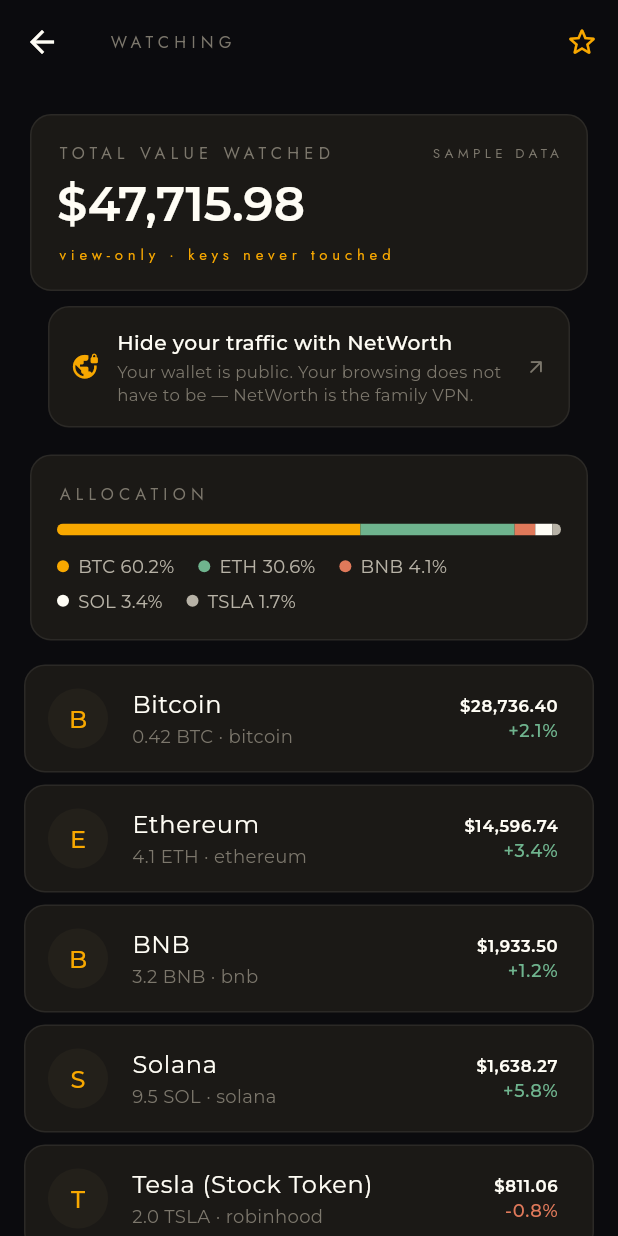
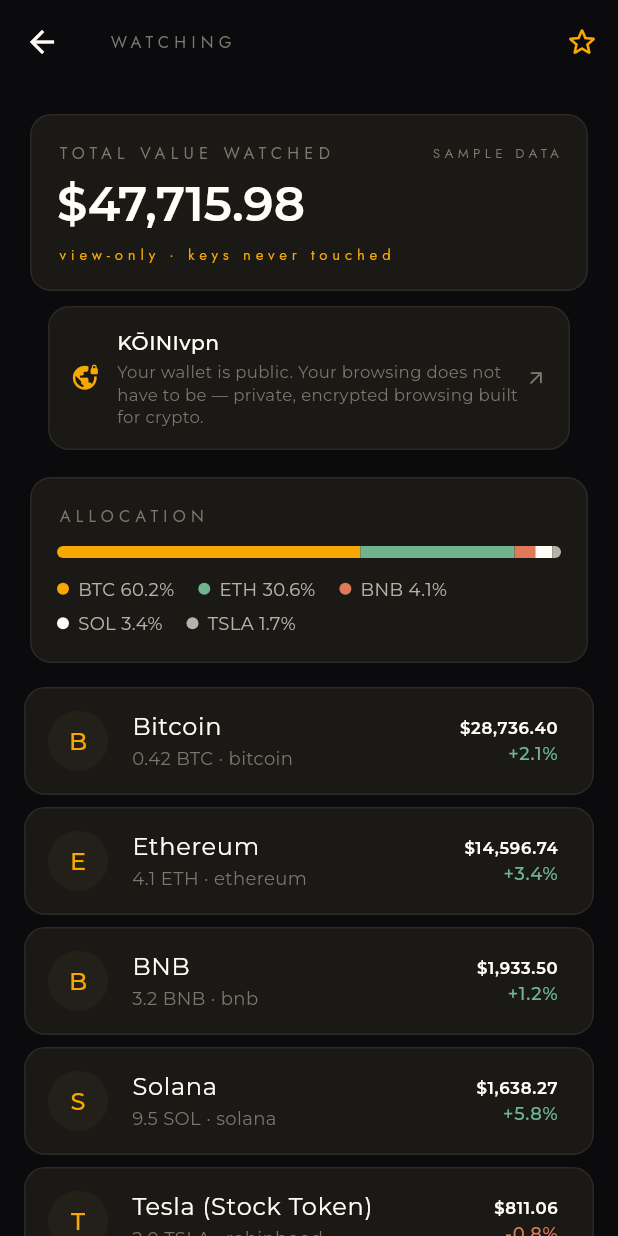
Before and after one commit to K0INI/keyview-client, a Flutter app: the PortfolioScreen screen opened directly with empty values, on a phone screen of 412 x 824 dp. Run offline on Flutter 3.47's test engine with Material 3 defaults, Android fonts, the phone set to English and light mode, and no system bars; our stand-ins replace firebase_core, firebase_messaging, google_fonts, shared_preferences; accounts and stored records are empty; network calls fail.

Commit message:
Add files via upload

```diff
--- a/lib/auth.dart
+++ b/lib/auth.dart
@@ -97,9 +97,16 @@
     }
   }
 
+  /// The fixed store-review account (see backend /v1/review-login). Its only
+  /// power is an empty watch-only account, so review teams always have
+  /// reusable, non-expiring credentials.
+  static const _reviewEmail = 'review@koini.io';
+
   /// Sends the 6-digit code. Returns null on success, or an error message.
   static Future<String?> sendCode(String email) async {
     if (!SupabaseConfig.enabled) return 'Accounts arrive in Beta.';
+    // The reviewer's code is fixed, so there is nothing to email.
+    if (email.trim().toLowerCase() == _reviewEmail) return null;
     try {
       final r = await http
           .post(Uri.parse('${SupabaseConfig.url}/auth/v1/otp'),
@@ -116,6 +123,23 @@
   /// Verifies the code and stores the session. Null on success.
   static Future<String?> verifyCode(String email, String code) async {
     if (!SupabaseConfig.enabled) return 'Accounts arrive in Beta.';
+    if (email.trim().toLowerCase() == _reviewEmail) {
+      try {
+        final r = await http
+            .post(Uri.parse('${KeyviewApi.base}/v1/review-login'),
+                headers: {'content-type': 'application/json'},
+                body: jsonEncode({'email': email.trim(), 'code': code.trim()}))
+            .timeout(const Duration(seconds: 15));
+        if (r.statusCode == 200) {
+          _store(jsonDecode(r.body) as Map<String, dynamic>,
+              fallbackEmail: email);
+          return null;
+        }
+        return 'That code is not valid.';
+      } catch (_) {
+        return 'Network error — try again.';
+      }
+    }
     try {
       final r = await http
           .post(Uri.parse('${SupabaseConfig.url}/auth/v1/verify'),
--- a/lib/funnel.dart
+++ b/lib/funnel.dart
@@ -1,6 +1,8 @@
+import 'dart:async';
 import 'dart:convert';
 import 'package:flutter/material.dart';
 import 'package:http/http.dart' as http;
+import 'package:url_launcher/url_launcher.dart';
 import 'api.dart';
 import 'brand.dart';
 
@@ -9,6 +11,11 @@
 /// KŌINIkeyview earns nothing directly (§20.1). Its whole job is to send
 /// engaged people to the rest of the Koini family, so these handoffs and the
 /// counters behind them are the actual measure of success (§1.3).
+///
+/// Since 0.1.6 the roster is LIVE: the backend reads apps.koini.io and turns
+/// every product card there into a promo (GET /v1/promos), so editing that
+/// page edits the ads — no app release. A small built-in fallback keeps the
+/// slot working offline or if the catalog is ever unreachable.
 ///
 /// Analytics are AGGREGATE COUNTERS ONLY — an event name and nothing else.
 /// No user id, no address, no device id, no advertising identifier. That is
@@ -31,14 +38,90 @@
     icon: Icons.candlestick_chart_rounded,
   );
 
-  static const networth = FunnelDestination(
-    id: 'networth',
-    label: 'Hide your traffic with NetWorth',
-    blurb:
-        'Your wallet is public. Your browsing does not have to be — NetWorth is the family VPN.',
-    url: 'https://networthvpn.com',
-    icon: Icons.vpn_lock_rounded,
-  );
+  /// Shown until /v1/promos answers, and whenever it cannot.
+  static const fallbackPromos = [
+    FunnelDestination(
+      id: 'koinivpn',
+      label: 'KŌINIvpn',
+      blurb:
+          'Your wallet is public. Your browsing does not have to be — private, encrypted browsing built for crypto.',
+      url: 'https://vpn.koini.io',
+      icon: Icons.vpn_lock_rounded,
+    ),
+    FunnelDestination(
+      id: 'koinikeystickos',
+      label: 'KŌINIkeystickOS',
+      blurb: 'Boot a computer from the stick and keep your keys off every screen.',
+      url: 'https://keystick.koini.io',
+      icon: Icons.usb_rounded,
+    ),
+    FunnelDestination(
+      id: 'koinisend',
+      label: 'KŌINIsend',
+      blurb: 'The safest way to send crypto — a transfer-only self-custody wallet.',
+      url: 'https://send.koini.io',
+      icon: Icons.send_rounded,
+    ),
+    koini,
+  ];
+
+  /// Backend icon names → Material icons. Anything unknown gets the generic
+  /// outward arrow, so new catalog entries can never break the slot.
+  static const _icons = <String, IconData>{
+    'vpn_lock': Icons.vpn_lock_rounded,
+    'usb': Icons.usb_rounded,
+    'swap_horiz': Icons.swap_horiz_rounded,
+    'receipt_long': Icons.receipt_long_rounded,
+    'menu_book': Icons.menu_book_rounded,
+    'edit_note': Icons.edit_note_rounded,
+    'alt_route': Icons.alt_route_rounded,
+    'send': Icons.send_rounded,
+    'visibility': Icons.visibility_rounded,
+    'alarm': Icons.alarm_rounded,
+    'sell': Icons.sell_rounded,
+    'account_balance_wallet': Icons.account_balance_wallet_rounded,
+    'candlestick_chart': Icons.candlestick_chart_rounded,
+    'casino': Icons.casino_rounded,
+    'emergency': Icons.emergency_rounded,
+    'storefront': Icons.storefront_rounded,
+    'arrow_outward': Icons.arrow_outward_rounded,
+  };
+
+  static List<FunnelDestination>? _promoCache;
+
+  /// The live roster, fetched once per app run. Never throws; always returns
+  /// at least the fallback list.
+  static Future<List<FunnelDestination>> promos() async {
+    final cached = _promoCache;
+    if (cached != null) return cached;
+    try {
+      final r = await http
+          .get(Uri.parse('${KeyviewApi.base}/v1/promos'))
+          .timeout(const Duration(seconds: 8));
+      if (r.statusCode == 200) {
+        final body = jsonDecode(r.body) as Map<String, dynamic>;
+        final rows = (body['promos'] as List? ?? [])
+            .whereType<Map<String, dynamic>>()
+            .map((p) => FunnelDestination(
+                  id: (p['id'] ?? '') as String,
+                  label: (p['label'] ?? '') as String,
+                  blurb: (p['blurb'] ?? '') as String,
+                  url: (p['url'] ?? '') as String,
+                  icon: _icons[p['icon']] ?? Icons.arrow_outward_rounded,
+                ))
+            .where((d) =>
+                d.id.isNotEmpty &&
+                d.label.isNotEmpty &&
+                d.blurb.isNotEmpty &&
+                d.url.startsWith('https://'))
+            .toList();
+        if (rows.isNotEmpty) return _promoCache = rows;
+      }
+    } catch (_) {
+      // The slot must never be a reason the app feels broken.
+    }
+    return fallbackPromos;
+  }
 
   /// Events the funnel reports. Named up front so an accidental
   /// `track('user_0x1234…')` can never happen — only these strings are sent.
@@ -58,9 +141,11 @@
   /// and silently drops anything not on the allow-list.
   static Future<void> track(String event, {String? destination}) async {
     if (!_allowed.contains(event)) return;
-    // The only extra dimension permitted is which Koini destination was tapped,
-    // and only from the fixed set of destination ids.
-    final dest = destination != null && _destIds.contains(destination)
+    // The only extra dimension permitted is which Koini destination was
+    // tapped. Destinations are now the live roster's slugs, so the guard is
+    // shape (a short lowercase slug) rather than a fixed list — still never
+    // anything user-derived.
+    final dest = destination != null && _slug.hasMatch(destination)
         ? destination
         : null;
     try {
@@ -74,7 +159,7 @@
     }
   }
 
-  static const _destIds = {'koiniswap', 'koini', 'networth'};
+  static final _slug = RegExp(r'^[a-z0-9-]{1,24}$');
 
   /// Destinations offered on a token view, in priority order.
   static const forToken = [koiniswap, koini];
@@ -107,6 +192,9 @@
           borderRadius: BorderRadius.circular(14),
           onTap: () {
             Funnel.track(Funnel.evHandoff, destination: destination.id);
+            // The handoff itself: open the destination in the system browser.
+            launchUrl(Uri.parse(destination.url),
+                mode: LaunchMode.externalApplication);
             onTap?.call();
           },
           child: Container(
@@ -144,3 +232,44 @@
         ),
       );
 }
+
+/// The portfolio slot since 0.1.6: one card at a time from the live roster,
+/// cycling with a quiet fade every ten seconds.
+class PromoCarousel extends StatefulWidget {
+  const PromoCarousel({super.key});
+
+  @override
+  State<PromoCarousel> createState() => _PromoCarouselState();
+}
+
+class _PromoCarouselState extends State<PromoCarousel> {
+  List<FunnelDestination> _promos = Funnel.fallbackPromos;
+  int _i = 0;
+  Timer? _timer;
+
+  @override
+  void initState() {
+    super.initState();
+    Funnel.promos().then((p) {
+      if (mounted) setState(() => _promos = p);
+    });
+    _timer = Timer.periodic(const Duration(seconds: 10), (_) {
+      if (mounted) setState(() => _i = (_i + 1) % _promos.length);
+    });
+  }
+
+  @override
+  void dispose() {
+    _timer?.cancel();
+    super.dispose();
+  }
+
+  @override
+  Widget build(BuildContext context) {
+    final d = _promos[_i % _promos.length];
+    return AnimatedSwitcher(
+      duration: const Duration(milliseconds: 600),
+      child: FunnelCard(key: ValueKey(d.id), destination: d),
+    );
+  }
+}
--- a/lib/screens/portfolio.dart
+++ b/lib/screens/portfolio.dart
@@ -108,12 +108,11 @@
                       ),
                     ),
                   ),
-                  // NetWorth framing (spec §4.8): shown right where the point
-                  // lands — a stranger's whole balance sheet just rendered from
-                  // a public address, including theirs.
+                  // Family handoff slot (spec §4.8): one quiet card, now a
+                  // rotation served from apps.koini.io via /v1/promos.
                   Padding(
                     padding: const EdgeInsets.symmetric(horizontal: 16),
-                    child: FunnelCard(destination: Funnel.networth),
+                    child: PromoCarousel(),
                   ),
                   if (p.holdings.isNotEmpty && p.totalUsd > 0) ...[
                     const SizedBox(height: 8),
--- a/pubspec.yaml
+++ b/pubspec.yaml
@@ -1,7 +1,7 @@
 name: keyview
 description: "KŌINIkeyview — view-only crypto wallet tracker. Eyes on. Keys off."
 publish_to: "none"
-version: 0.1.5+6
+version: 0.1.6+7
 
 environment:
   sdk: ">=3.4.0 <4.0.0"
@@ -15,6 +15,7 @@
   firebase_messaging: '>=15.1.0 <17.0.0'
   google_fonts: ^6.2.1
   http: ^1.2.0
+  url_launcher: ^6.3.0
   intl: ^0.19.0
   shared_preferences: ^2.2.3
 
```
